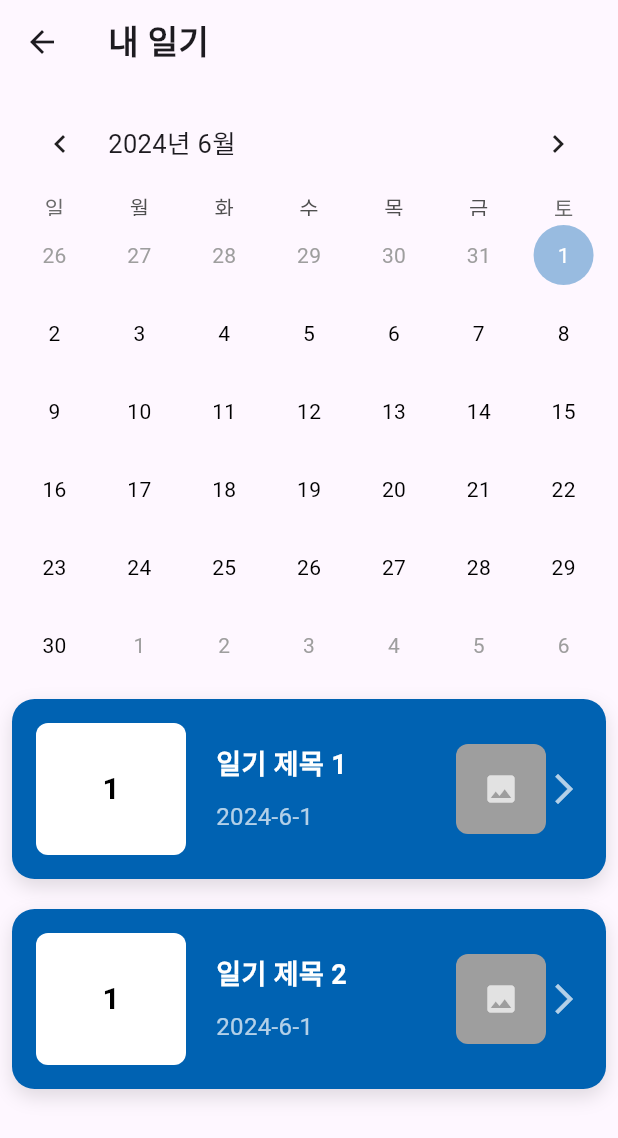
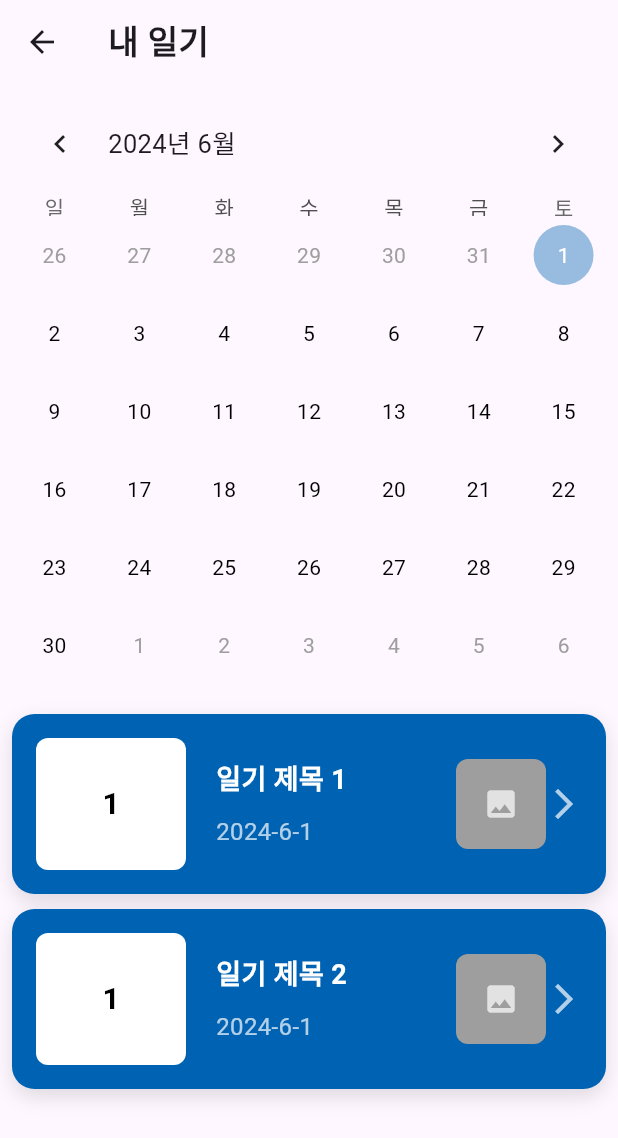
Before and after one commit to sssanghn/Emodi-Flutter-Application, a Flutter app: the CalendarPage screen opened directly, on a phone screen of 412 x 824 dp. Shown: the top 1138 px of the screen. Run offline on Flutter 3.47's test engine with Material 3 defaults, Android fonts, the phone set to English and light mode, and no system bars; drawn by our look-alikes of table_calendar; our stand-ins replace cached_network_image, carousel_slider, expandable_text, image_picker, page_transition, pie_chart and 1 more.

Commit message:
minor update

```diff
--- a/lib/widgets/calendar.dart
+++ b/lib/widgets/calendar.dart
@@ -255,6 +255,7 @@ class _CalendarPageState extends State<CalendarPage> {
                   },
                 ),
               ),
+              const SizedBox(height: 15),
               ListView.builder(
                 shrinkWrap: true,
                 physics: NeverScrollableScrollPhysics(),
@@ -262,7 +263,7 @@ class _CalendarPageState extends State<CalendarPage> {
                 itemBuilder: (context, index) {
                   final blockData = _listBlockData[index];
                   return Padding(
-            padding: const EdgeInsets.symmetric(vertical: 10),
+                    padding: const EdgeInsets.symmetric(vertical: 5),
                     child: ListBlock(
                       color: blockData.color,
                       text: blockData.text,
--- a/lib/widgets/mypage.dart
+++ b/lib/widgets/mypage.dart
@@ -40,7 +40,6 @@ class _MyPageState extends State<MyPage> {
       setState(() {
         _profileImageUrl = image.path;
       });
-      Navigator.pop(context);
     }
   }
 
--- a/pubspec.yaml
+++ b/pubspec.yaml
@@ -30,7 +30,7 @@ environment:
 dependencies:
   flutter:
     sdk: flutter
-  intl: ^0.18.1
+  intl: ^0.19.0
   # The following adds the Cupertino Icons font to your application.
   # Use with the CupertinoIcons class for iOS style icons.
   cupertino_icons: ^1.0.2
```
Also changed, not shown: pubspec.lock. Lines whose indentation alone changed are shown as unchanged.
